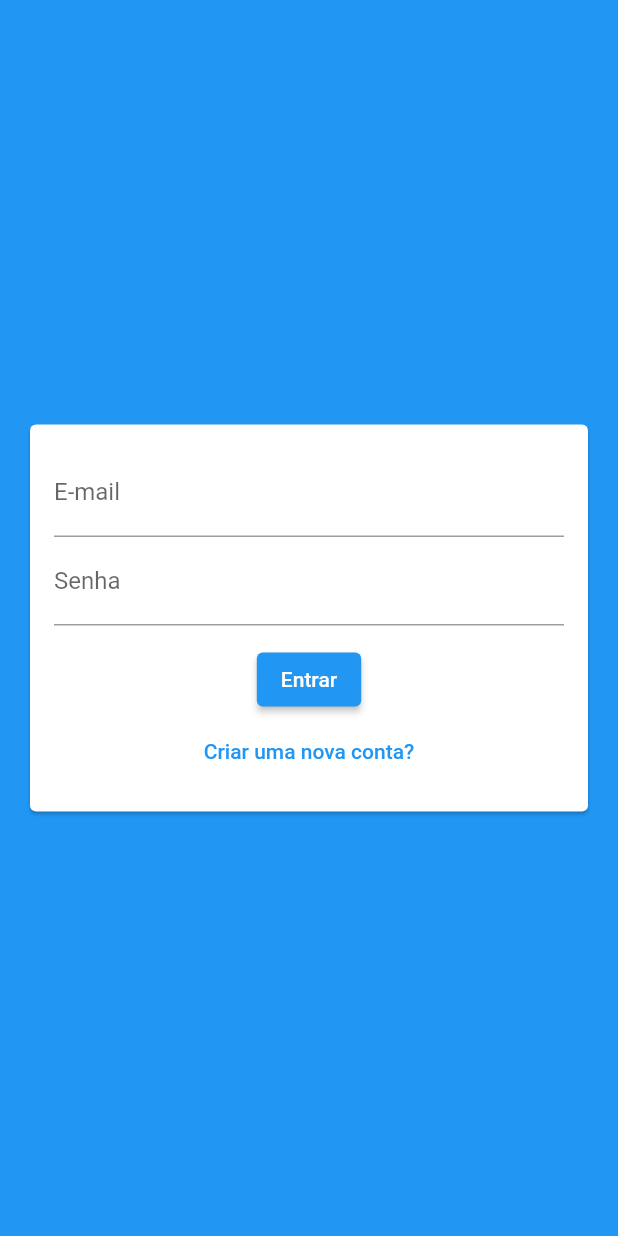
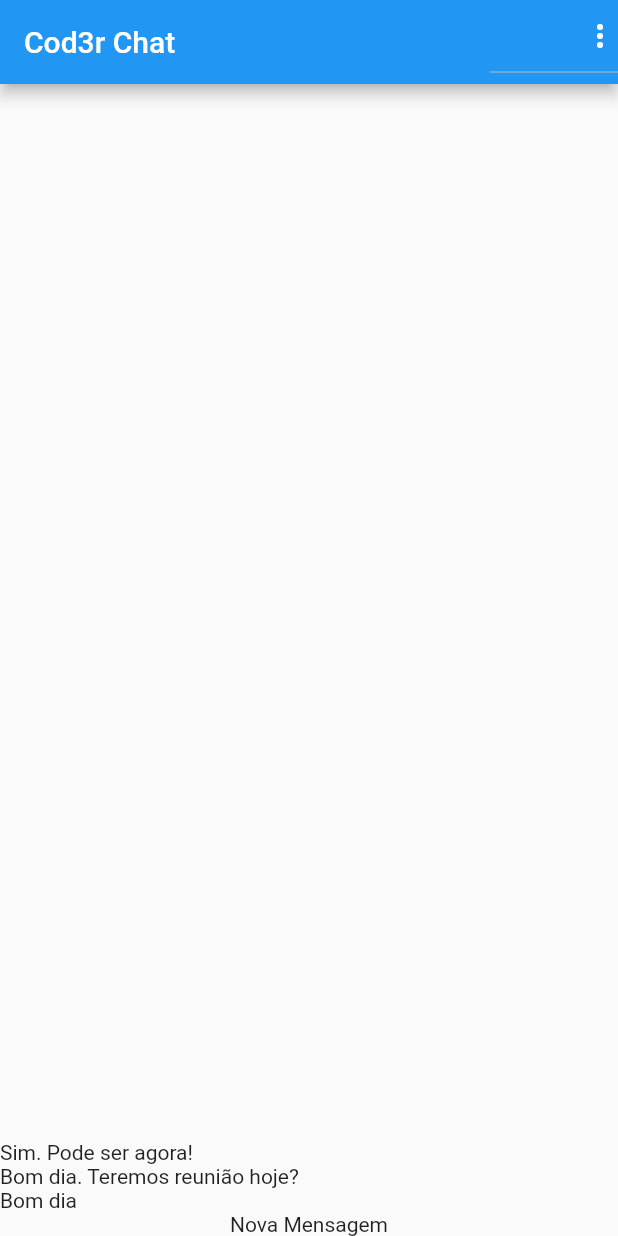
Before and after one commit to arthurfp/SimpleChat-Flutter, a Flutter app: the screen it shows after launch, on a phone screen of 412 x 824 dp. Run offline on Flutter 3.47's test engine with Material 2 defaults, Android fonts, the phone set to English and light mode, and no system bars; our stand-ins replace image_picker; accounts and stored records are empty.

Commit message:
added message component

```diff
--- /dev/null
+++ b/lib/components/messages.dart
@@ -0,0 +1,28 @@
+import 'package:chat/core/models/chat_message.dart';
+import 'package:chat/core/services/chat/chat_service.dart';
+import 'package:flutter/material.dart';
+
+class Messages extends StatelessWidget {
+  const Messages({super.key});
+
+  @override
+  Widget build(BuildContext context) {
+    return StreamBuilder<List<ChatMessage>>(
+      stream: ChatService().messagesStream(),
+      builder: (ctx, snapshot) {
+        if (snapshot.connectionState == ConnectionState.waiting) {
+          return const Center(child: CircularProgressIndicator());
+        } else if (!snapshot.hasData || snapshot.data!.isEmpty) {
+          return const Center(child: Text('Sem dados. Vamos conversar?'));
+        } else {
+          final msgs = snapshot.data!;
+          return ListView.builder(
+            reverse: true,
+            itemCount: msgs.length,
+            itemBuilder: (ctx, i) => Text(msgs[i].text),
+          );
+        }
+      },
+    );
+  }
+}
--- /dev/null
+++ b/lib/components/new_message.dart
@@ -0,0 +1,12 @@
+import 'package:flutter/material.dart';
+
+class NewMessage extends StatelessWidget {
+  const NewMessage({super.key});
+
+  @override
+  Widget build(BuildContext context) {
+    return const Center(
+      child: Text('Nova Mensagem'),
+    );
+  }
+}
--- /dev/null
+++ b/lib/core/models/chat_message.dart
@@ -0,0 +1,18 @@
+class ChatMessage {
+  final String id;
+  final String text;
+  final DateTime createdAt;
+
+  final String userId;
+  final String userName;
+  final String userImageUrl;
+
+  const ChatMessage({
+    required this.id,
+    required this.text,
+    required this.createdAt,
+    required this.userId,
+    required this.userName,
+    required this.userImageUrl,
+  });
+}
--- a/lib/core/services/auth/auth_mock_service.dart
+++ b/lib/core/services/auth/auth_mock_service.dart
@@ -5,12 +5,21 @@ import 'package:chat/core/models/chat_user.dart';
 import 'package:chat/core/services/auth/auth_service.dart';
 
 class AuthMockService implements AuthService {
-  static final Map<String, ChatUser> _users = {};
+  static const _defaultUser = ChatUser(
+    id: '1',
+    name: 'Teste',
+    email: 'teste@cod3r.com.br',
+    imageUrl: 'assets/images/avatar.png',
+  );
+
+  static final Map<String, ChatUser> _users = {
+    _defaultUser.email: _defaultUser,
+  };
   static ChatUser? _currentUser;
   static MultiStreamController<ChatUser?>? _controller;
   static final _userStream = Stream<ChatUser?>.multi((controller) {
     _controller = controller;
-    _updateUser(null);
+    _updateUser(_defaultUser);
   });
 
   @override
@@ -34,7 +43,7 @@ class AuthMockService implements AuthService {
       id: Random().nextDouble().toString(),
       name: name,
       email: email,
-      imageUrl: image?.path ?? '/assets/images/...',
+      imageUrl: image?.path ?? 'assets/images/avatar.png',
     );
 
     _users.putIfAbsent(email, () => newUser);
--- a/lib/core/services/auth/auth_service.dart
+++ b/lib/core/services/auth/auth_service.dart
@@ -1,5 +1,6 @@
 import 'dart:io';
 import 'package:chat/core/models/chat_user.dart';
+import 'package:chat/core/services/auth/auth_mock_service.dart';
 
 abstract class AuthService {
   ChatUser? get currentUser;
@@ -19,4 +20,9 @@ abstract class AuthService {
   );
 
   Future<void> logout();
+
+  factory AuthService() {
+    return AuthMockService();
+    // return AuthFirebaseService();
+  }
 }
--- /dev/null
+++ b/lib/core/services/chat/chat_mock_service.dart
@@ -0,0 +1,60 @@
+import 'dart:async';
+import 'dart:math';
+import 'package:chat/core/models/chat_message.dart';
+import 'package:chat/core/models/chat_user.dart';
+import 'package:chat/core/services/chat/chat_service.dart';
+
+class ChatMockService implements ChatService {
+  static final List<ChatMessage> _msgs = [
+    ChatMessage(
+      id: '1',
+      text: 'Bom dia',
+      createdAt: DateTime.now(),
+      userId: '123',
+      userName: 'Bia',
+      userImageUrl: 'assets/images/avatar.png',
+    ),
+    ChatMessage(
+      id: '2',
+      text: 'Bom dia. Teremos reunião hoje?',
+      createdAt: DateTime.now(),
+      userId: '456',
+      userName: 'Ana',
+      userImageUrl: 'assets/images/avatar.png',
+    ),
+    ChatMessage(
+      id: '3',
+      text: 'Sim. Pode ser agora!',
+      createdAt: DateTime.now(),
+      userId: '123',
+      userName: 'Bia',
+      userImageUrl: 'assets/images/avatar.png',
+    ),
+  ];
+
+  static MultiStreamController<List<ChatMessage>>? _controller;
+  static final _msgsStream = Stream<List<ChatMessage>>.multi((controller) {
+    _controller = controller;
+    controller.add(_msgs);
+  });
+
+  @override
+  Stream<List<ChatMessage>> messagesStream() {
+    return _msgsStream;
+  }
+
+  @override
+  Future<ChatMessage> save(String text, ChatUser user) async {
+    final newMessage = ChatMessage(
+      id: Random().nextDouble().toString(),
+      text: text,
+      createdAt: DateTime.now(),
+      userId: user.id,
+      userName: user.name,
+      userImageUrl: user.imageUrl,
+    );
+    _msgs.add(newMessage);
+    _controller?.add(_msgs);
+    return newMessage;
+  }
+}
--- /dev/null
+++ b/lib/core/services/chat/chat_service.dart
@@ -0,0 +1,12 @@
+import 'package:chat/core/models/chat_message.dart';
+import 'package:chat/core/models/chat_user.dart';
+import 'package:chat/core/services/chat/chat_mock_service.dart';
+
+abstract class ChatService {
+  Stream<List<ChatMessage>> messagesStream();
+  Future<ChatMessage> save(String texto, ChatUser user);
+
+  factory ChatService() {
+    return ChatMockService();
+  }
+}
--- a/lib/pages/auth_or_app_page.dart
+++ b/lib/pages/auth_or_app_page.dart
@@ -1,5 +1,5 @@
 import 'package:chat/core/models/chat_user.dart';
-import 'package:chat/core/services/auth/auth_mock_service.dart';
+import 'package:chat/core/services/auth/auth_service.dart';
 import 'package:chat/pages/auth_page.dart';
 import 'package:chat/pages/chat_page.dart';
 import 'package:chat/pages/loading_page.dart';
@@ -12,7 +12,7 @@ class AuthOrAppPage extends StatelessWidget {
   Widget build(BuildContext context) {
     return Scaffold(
       body: StreamBuilder<ChatUser?>(
-        stream: AuthMockService().userChanges,
+        stream: AuthService().userChanges,
         builder: (ctx, snapshot) {
           if (snapshot.connectionState == ConnectionState.waiting) {
             return const LoadingPage();
--- a/lib/pages/auth_page.dart
+++ b/lib/pages/auth_page.dart
@@ -1,6 +1,6 @@
 import 'package:chat/components/auth_form.dart';
 import 'package:chat/core/models/auth_form_data.dart';
-import 'package:chat/core/services/auth/auth_mock_service.dart';
+import 'package:chat/core/services/auth/auth_service.dart';
 import 'package:flutter/material.dart';
 
 class AuthPage extends StatefulWidget {
@@ -19,13 +19,13 @@ class _AuthPageState extends State<AuthPage> {
 
       if (formData.isLogin) {
         // Login
-        await AuthMockService().login(
+        await AuthService().login(
           formData.email,
           formData.password,
         );
       } else {
         // Signup
-        await AuthMockService().signup(
+        await AuthService().signup(
           formData.name,
           formData.email,
           formData.password,
--- a/lib/pages/chat_page.dart
+++ b/lib/pages/chat_page.dart
@@ -1,4 +1,6 @@
-import 'package:chat/core/services/auth/auth_mock_service.dart';
+import 'package:chat/components/messages.dart';
+import 'package:chat/components/new_message.dart';
+import 'package:chat/core/services/auth/auth_service.dart';
 import 'package:flutter/material.dart';
 
 class ChatPage extends StatelessWidget {
@@ -7,17 +9,42 @@ class ChatPage extends StatelessWidget {
   @override
   Widget build(BuildContext context) {
     return Scaffold(
-      body: Center(
+      appBar: AppBar(
+        title: const Text('Cod3r Chat'),
+        actions: [
+          DropdownButton(
+            icon: Icon(
+              Icons.more_vert,
+              color: Theme.of(context).primaryIconTheme.color,
+            ),
+            items: [
+              DropdownMenuItem(
+                value: 'logout',
+                child: Row(
+                  children: const [
+                    Icon(
+                      Icons.exit_to_app,
+                      color: Colors.black87,
+                    ),
+                    SizedBox(width: 10),
+                    Text('Sair'),
+                  ],
+                ),
+              ),
+            ],
+            onChanged: (value) {
+              if (value == 'logout') {
+                AuthService().logout();
+              }
+            },
+          ),
+        ],
+      ),
+      body: SafeArea(
         child: Column(
-          mainAxisAlignment: MainAxisAlignment.center,
-          children: [
-            const Text('Chat page'),
-            TextButton(
-              onPressed: () {
-                AuthMockService().logout();
-              },
-              child: const Text('Logout'),
-            ),
+          children: const [
+            Expanded(child: Messages()),
+            NewMessage(),
           ],
         ),
       ),
--- a/pubspec.yaml
+++ b/pubspec.yaml
@@ -59,8 +59,8 @@ flutter:
   uses-material-design: true
 
   # To add assets to your application, add an assets section, like this:
-  # assets:
-  #   - images/a_dot_burr.jpeg
+  assets:
+    - assets/images/avatar.png
   #   - images/a_dot_ham.jpeg
 
   # An image asset can refer to one or more resolution-specific "variants", see
```
Also changed, not shown: assets/images/avatar.png (added).
